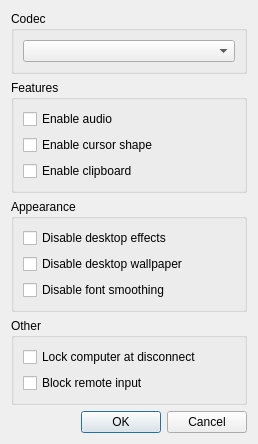
First picture: the form in source/client/ui/desktop_config_dialog.ui, repository dchapyshev/aspia, before the edit.
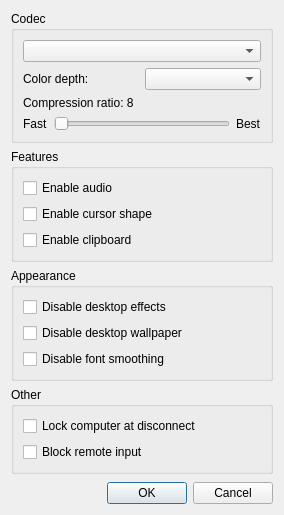
Second picture: the form after the edit.

What changed in the file:
```diff
--- a/source/client/ui/desktop_config_dialog.ui
+++ b/source/client/ui/desktop_config_dialog.ui
@@ -6,8 +6,8 @@
    <rect>
     <x>0</x>
     <y>0</y>
-    <width>258</width>
-    <height>389</height>
+    <width>284</width>
+    <height>515</height>
    </rect>
   </property>
   <property name="sizePolicy">
@@ -35,6 +35,58 @@
       <item>
        <widget class="QComboBox" name="combo_codec"/>
       </item>
+      <item>
+       <layout class="QHBoxLayout" name="horizontalLayout_2">
+        <item>
+         <widget class="QLabel" name="label_color_depth">
+          <property name="text">
+           <string>Color depth:</string>
+          </property>
+         </widget>
+        </item>
+        <item>
+         <widget class="QComboBox" name="combobox_color_depth"/>
+        </item>
+       </layout>
+      </item>
+      <item>
+       <widget class="QLabel" name="label_compress_ratio">
+        <property name="text">
+         <string notr="true">Compression ratio: 8</string>
+        </property>
+       </widget>
+      </item>
+      <item>
+       <layout class="QHBoxLayout" name="horizontalLayout">
+        <item>
+         <widget class="QLabel" name="label_fast">
+          <property name="text">
+           <string>Fast</string>
+          </property>
+         </widget>
+        </item>
+        <item>
+         <widget class="QSlider" name="slider_compress_ratio">
+          <property name="minimum">
+           <number>1</number>
+          </property>
+          <property name="maximum">
+           <number>22</number>
+          </property>
+          <property name="orientation">
+           <enum>Qt::Horizontal</enum>
+          </property>
+         </widget>
+        </item>
+        <item>
+         <widget class="QLabel" name="label_best">
+          <property name="text">
+           <string>Best</string>
+          </property>
+         </widget>
+        </item>
+       </layout>
+      </item>
      </layout>
     </widget>
    </item>
```
